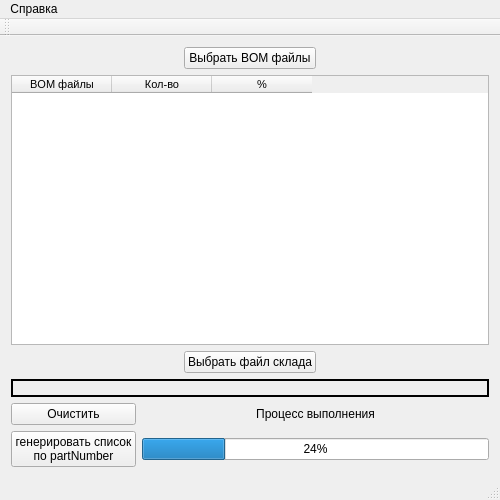
The window that mainwindow.ui (pivleonid/gpAll_v2) describes before a commit, drawn with Qt 5.
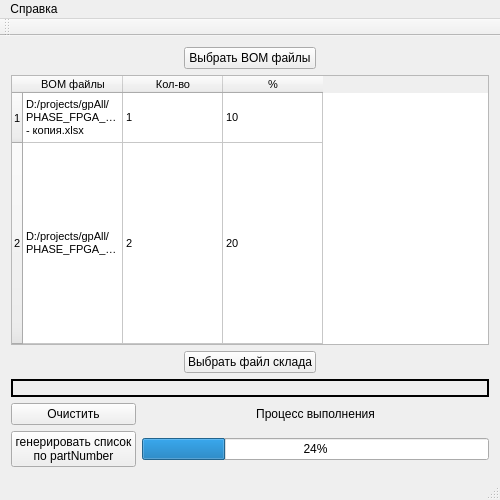
The same window after the commit.

Diff of the .ui file:
```diff
--- a/mainwindow.ui
+++ b/mainwindow.ui
@@ -181,7 +181,7 @@
        <enum>QAbstractItemView::ScrollPerItem</enum>
       </property>
       <property name="rowCount">
-       <number>0</number>
+       <number>2</number>
       </property>
       <property name="columnCount">
        <number>3</number>
@@ -198,6 +198,8 @@
       <attribute name="verticalHeaderStretchLastSection">
        <bool>true</bool>
       </attribute>
+      <row/>
+      <row/>
       <column>
        <property name="text">
         <string>BOM файлы</string>
@@ -213,6 +215,36 @@
         <string>%</string>
        </property>
       </column>
+      <item row="0" column="0">
+       <property name="text">
+        <string>D:/projects/gpAll/PHASE_FPGA_MAIN_01_REFDES - копия.xlsx</string>
+       </property>
+      </item>
+      <item row="0" column="1">
+       <property name="text">
+        <string>1</string>
+       </property>
+      </item>
+      <item row="0" column="2">
+       <property name="text">
+        <string>10</string>
+       </property>
+      </item>
+      <item row="1" column="0">
+       <property name="text">
+        <string>D:/projects/gpAll/PHASE_FPGA_MAIN_01_REFDES.xlsx</string>
+       </property>
+      </item>
+      <item row="1" column="1">
+       <property name="text">
+        <string>2</string>
+       </property>
+      </item>
+      <item row="1" column="2">
+       <property name="text">
+        <string>20</string>
+       </property>
+      </item>
      </widget>
     </item>
    </layout>
```
